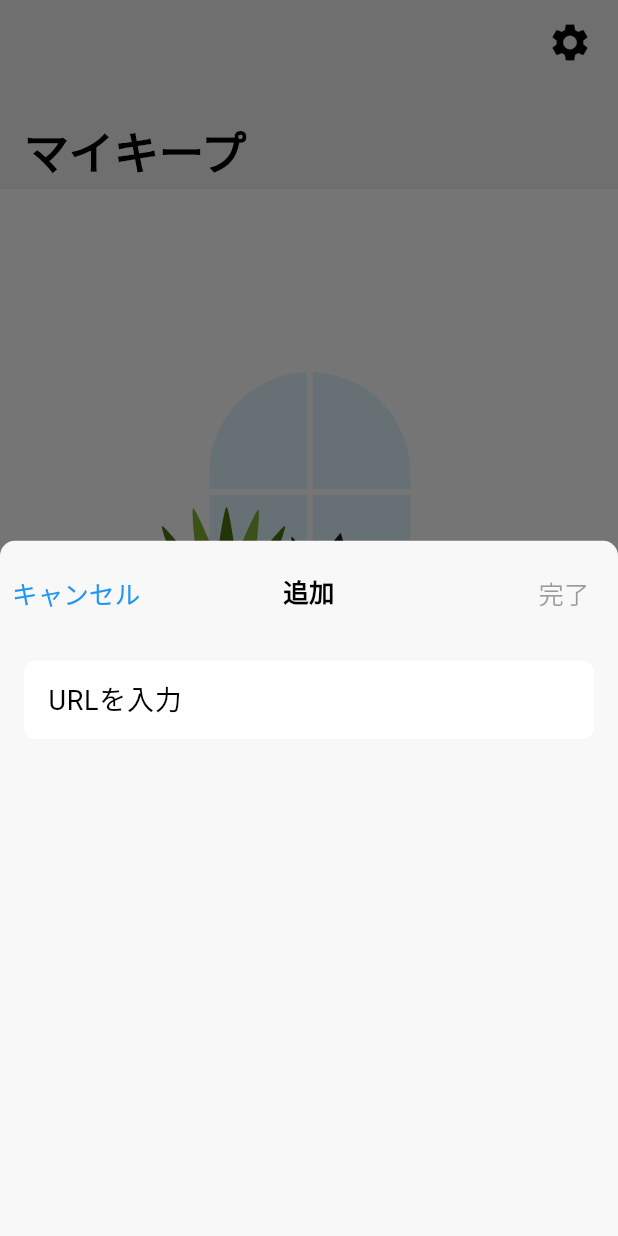
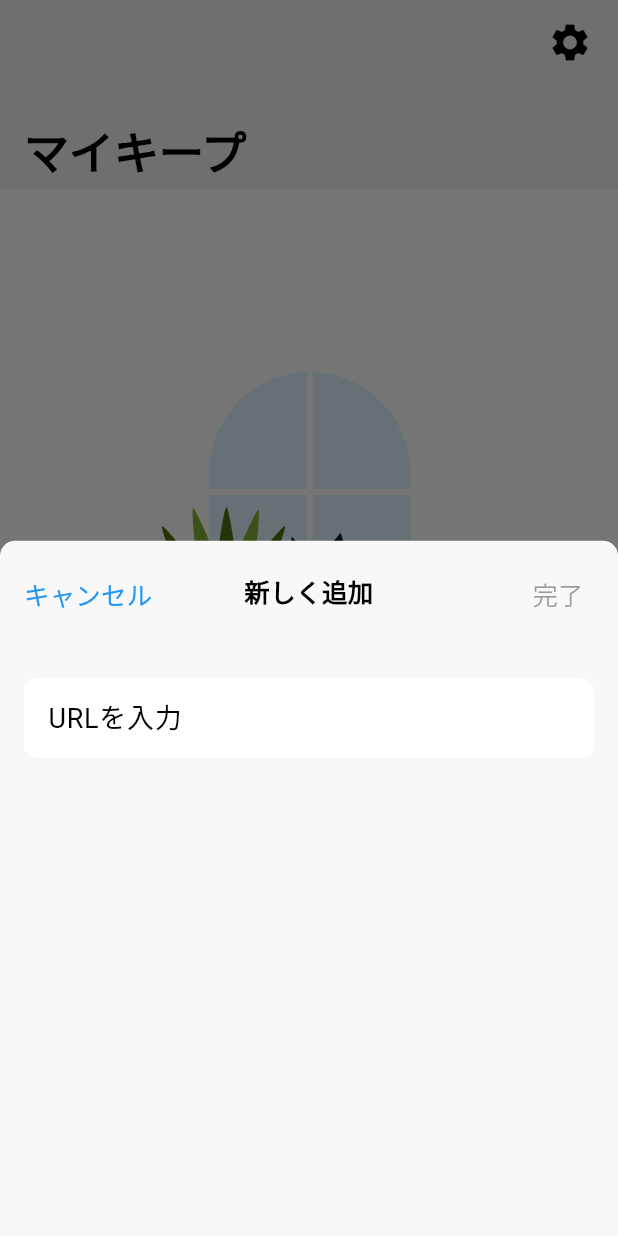
Before and after one commit to emusute1212/MyKeep, a Flutter app: the screen it shows after launch, after a tap on the "add" icon, on a phone screen of 412 x 824 dp. Run offline on Flutter 3.47's test engine with Material 3 defaults, Android fonts, the phone set to English and light mode, and no system bars; our stand-ins replace cached_network_image, drift, flutter_hooks, flutter_svg, flutter_svg_provider, freezed_annotation and 2 more; missing offline and left inert: metadata_fetch, receive_sharing_intent; accounts and stored records are empty; generated files the repository leaves out were written again.

Commit message:
feat: 追加画面のUIを調整する

```diff
--- a/lib/ui/adding/adding_page.dart
+++ b/lib/ui/adding/adding_page.dart
@@ -6,8 +6,8 @@ import 'package:mykeep/ui/dialog/error_dialog.dart';
 
 class AddingPage extends HookConsumerWidget {
   const AddingPage({
-    Key? key,
-  }) : super(key: key);
+    super.key,
+  });
 
   @override
   Widget build(BuildContext context, WidgetRef ref) {
@@ -19,16 +19,19 @@ class AddingPage extends HookConsumerWidget {
       children: [
         Stack(
           children: [
-            Row(
+            Padding(
+              padding: const EdgeInsets.only(
+                top: 12,
+                left: 8,
+                right: 8,
+              ),
+              child: Row(
                 mainAxisAlignment: MainAxisAlignment.spaceBetween,
                 children: [
                   TextButton(
                     style: TextButton.styleFrom(
                       foregroundColor: Colors.blue,
-                    padding: const EdgeInsets.only(
-                      top: 22,
-                      left: 8,
-                    ),
+                      padding: const EdgeInsets.all(8),
                     ),
                     onPressed: () {
                       Navigator.pop(context);
@@ -43,20 +46,9 @@ class AddingPage extends HookConsumerWidget {
                     ),
                   ),
                   TextButton(
-                  child: const Text(
-                    "完了",
-                    textAlign: TextAlign.right,
-                    style: TextStyle(
-                      fontSize: 17,
-                      fontWeight: FontWeight.w400,
-                    ),
-                  ),
                     style: TextButton.styleFrom(
                       foregroundColor: Colors.blue,
-                    padding: const EdgeInsets.only(
-                      top: 22,
-                      right: 8,
-                    ),
+                      padding: const EdgeInsets.all(8),
                     ),
                     onPressed: !state.isPossibleToSave
                         ? null
@@ -73,8 +65,17 @@ class AddingPage extends HookConsumerWidget {
                               ).show(context);
                             });
                           },
+                    child: const Text(
+                      "完了",
+                      textAlign: TextAlign.right,
+                      style: TextStyle(
+                        fontSize: 17,
+                        fontWeight: FontWeight.w400,
+                      ),
+                    ),
                   ),
                 ],
+              ),
             ),
             Container(
               padding: const EdgeInsets.only(
@@ -82,7 +83,7 @@ class AddingPage extends HookConsumerWidget {
               ),
               alignment: Alignment.center,
               child: const Text(
-                "追加",
+                "新しく追加",
                 textAlign: TextAlign.center,
                 style: TextStyle(
                   color: Colors.black,
```
Lines whose indentation alone changed are shown as unchanged.
